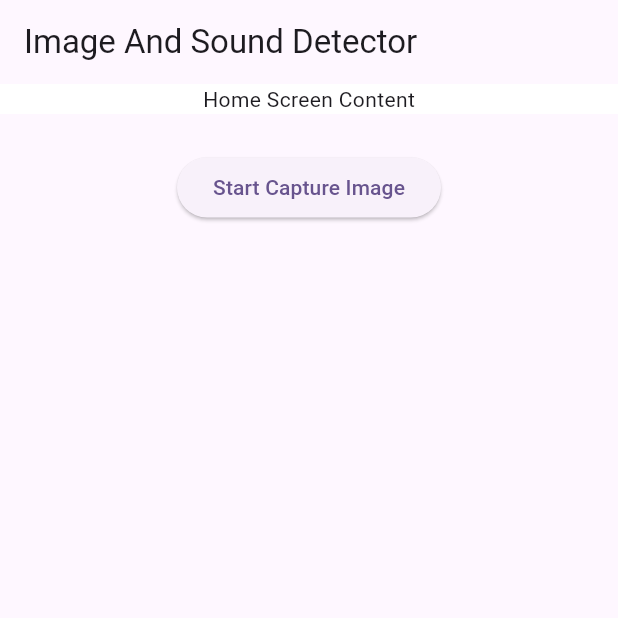
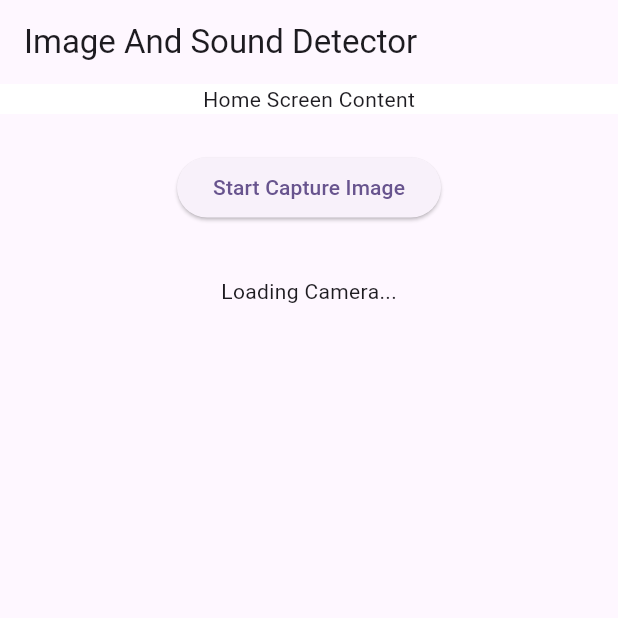
Before and after one commit to sur16-cse/tracking, a Flutter app: the screen it shows after launch, on a phone screen of 412 x 824 dp, the top half of it. Run offline on Flutter 3.47's test engine with Material 2 defaults, Android fonts, the light colour scheme and no system bars; our stand-ins replace camera, permission_handler; missing offline and left inert: audio_session, noise_meter.

Commit message:
live preview of camera

```diff
--- a/lib/image_detector.dart
+++ b/lib/image_detector.dart
@@ -21,6 +21,12 @@ class ImageDetector {
 
   // ignore: prefer_final_fields
   ValueNotifier<int?> _counterTimer = ValueNotifier<int>(0);
+  ValueNotifier<CameraController?> _cameraControllerNotifier =
+      ValueNotifier<CameraController?>(null);
+  // Future<void>loadCamera() async{
+  //
+  // }
+  //
 
   Future<void> startCapture({
     ResolutionPreset resolution = ResolutionPreset.medium,
@@ -42,7 +48,10 @@ class ImageDetector {
           resolution,
           enableAudio: true,
         );
+
         await _cameraController!.initialize();
+        _cameraControllerNotifier.value = _cameraController;
+        print("$_cameraController hello camera");
         if (!_isCapturing) {
           _isCapturing = true;
 
@@ -113,9 +122,12 @@ class ImageDetector {
       valueListenable: _counterTimer,
       builder: (context, countTimer, _) {
         return countTimer != 0
-            ? Expanded(
-              child: Center(
-          child: AnimatedSwitcher(
+            ? Positioned(
+          top: 20,
+          left: 0,
+          right: 0,
+          child: Center(
+            child: AnimatedSwitcher(
               duration: const Duration(milliseconds: 500),
               transitionBuilder: (child, animation) {
                 return ScaleTransition(
@@ -128,17 +140,16 @@ class ImageDetector {
                 style: const TextStyle(
                   fontSize: 100.0,
                   fontWeight: FontWeight.w500,
-                  color: Colors.black,
+                  color: Colors.white,
                 ),
               ),
+            ),
           ),
-        ),
-            )
+        )
             : const SizedBox();
       },
     );
   }
-
 
   // Function to display the latest captured image using the Flutter Image widget.
   Widget showImage() {
@@ -146,8 +157,51 @@ class ImageDetector {
       valueListenable: _latestImagePathNotifier,
       builder: (context, latestImagePath, _) {
         if (latestImagePath == null) {
-          // If there is no latest image, display a placeholder image or return null.
-          return Center(child: showTimer());
+          // If there is no latest image, display the camera preview or return null.
+          return ValueListenableBuilder<CameraController?>(
+            valueListenable: _cameraControllerNotifier,
+            builder: (context, cameraController, _) {
+              if (cameraController == null) {
+                return Center(child: Text("Loading Camera..."));
+              }
+
+              if (!cameraController.value.isInitialized) {
+                // Wait for the camera initialization to complete before showing CameraPreview.
+                return FutureBuilder<void>(
+                  future: cameraController.initialize(),
+                  builder: (context, snapshot) {
+                    if (snapshot.connectionState == ConnectionState.done) {
+                      return Stack(
+                        children: [
+                          Container(
+                            height: 300,
+                            width: 400,
+                            child: CameraPreview(cameraController),
+                          ),
+                          Center(child: showTimer()), // Show the timer above the CameraPreview
+                        ],
+                      );
+                    } else {
+                      // While waiting for initialization, show a progress indicator.
+                      return Center(child: CircularProgressIndicator());
+                    }
+                  },
+                );
+              } else {
+                // Camera is already initialized, show CameraPreview.
+                return Stack(
+                  children: [
+                    Container(
+                      height: 300,
+                      width: 400,
+                      child: CameraPreview(cameraController),
+                    ),
+                    showTimer(), // Show the timer above the CameraPreview
+                  ],
+                );
+              }
+            },
+          );
         } else {
           // If there is a latest image, display it using the Image widget.
           return Image.file(
@@ -166,4 +220,7 @@ class ImageDetector {
       _latestImagePathNotifier;
 
   ValueNotifier<int?> get counterTimer => _counterTimer;
+
+  ValueNotifier<CameraController?> get cameraControllerNotifier =>
+      _cameraControllerNotifier;
 }
```
